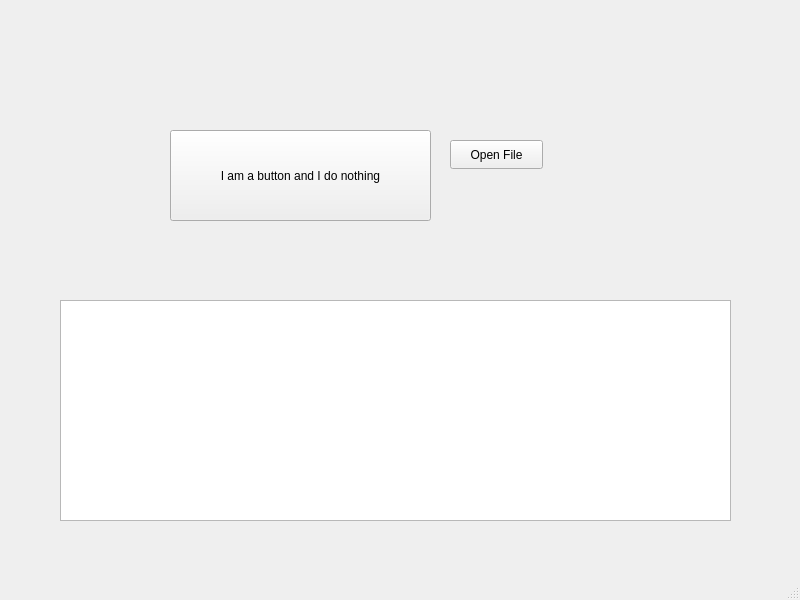
jennadunford2000/JenSeq, file mainwindow.ui: the form before one commit.
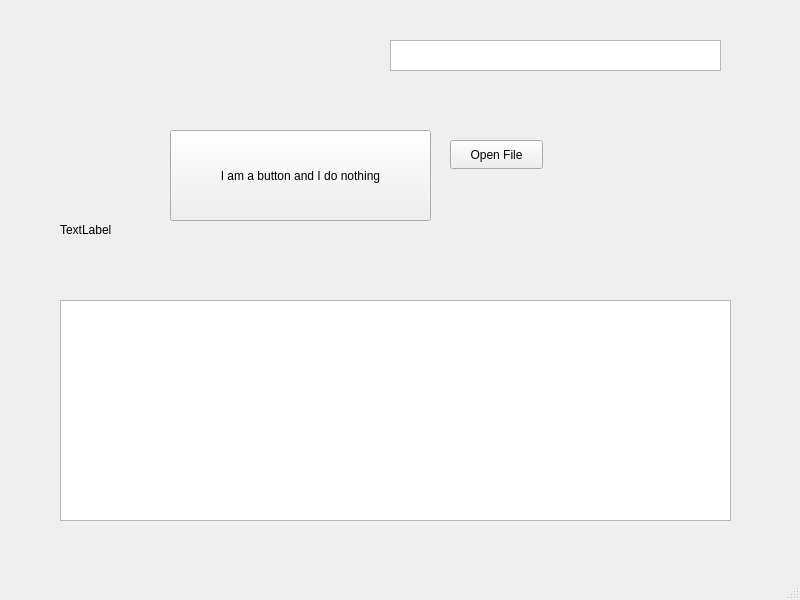
The form after the commit.

The edit to the form file:
```diff
--- a/mainwindow.ui
+++ b/mainwindow.ui
@@ -53,6 +53,29 @@
      </rect>
     </property>
    </widget>
+   <widget class="QTextEdit" name="apiBox">
+    <property name="geometry">
+     <rect>
+      <x>390</x>
+      <y>40</y>
+      <width>331</width>
+      <height>31</height>
+     </rect>
+    </property>
+   </widget>
+   <widget class="QLabel" name="label">
+    <property name="geometry">
+     <rect>
+      <x>60</x>
+      <y>220</y>
+      <width>63</width>
+      <height>20</height>
+     </rect>
+    </property>
+    <property name="text">
+     <string>TextLabel</string>
+    </property>
+   </widget>
   </widget>
   <widget class="QMenuBar" name="menubar">
    <property name="geometry">
```
